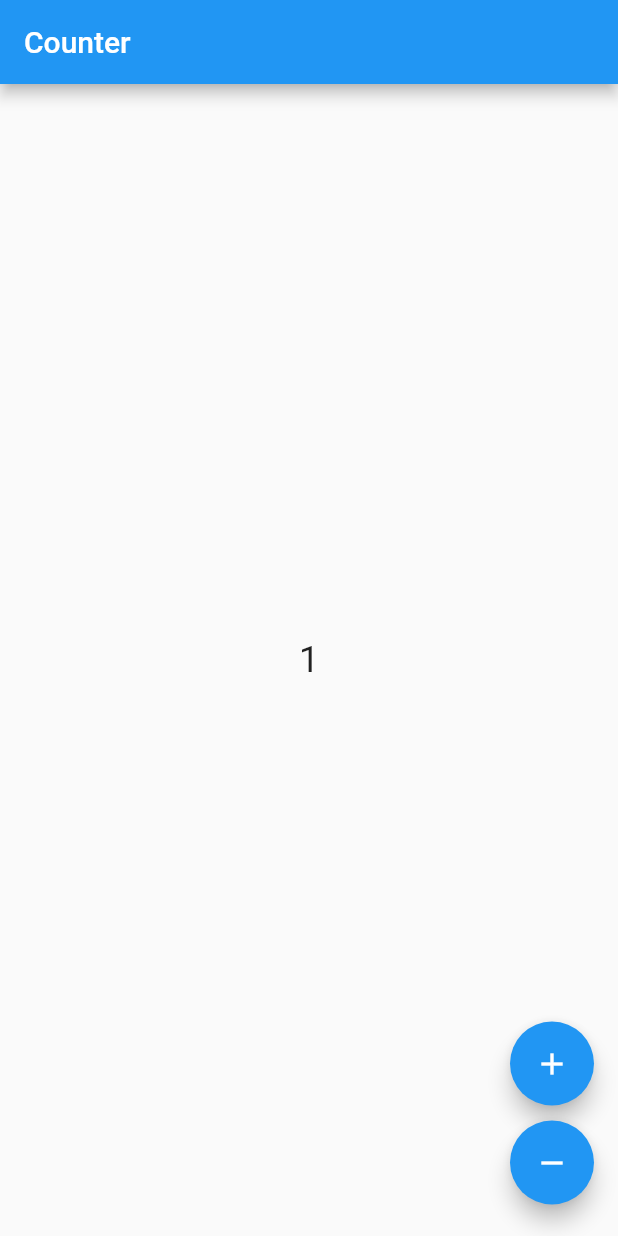
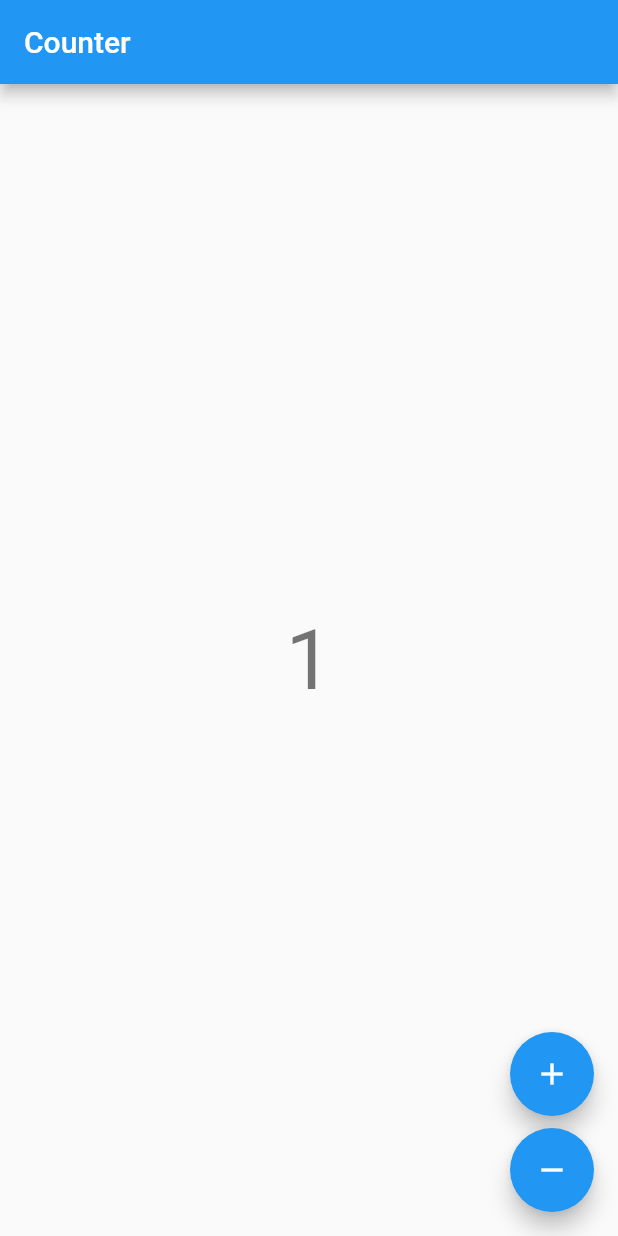
Before and after one commit to EngrTAHAR-Noureddine/Flutter_StateMangament, a Flutter app: the screen it shows after launch, after a tap on the "add" icon, on a phone screen of 412 x 824 dp. Run offline on Flutter 3.47's test engine with Material 2 defaults, Android fonts, the phone set to English and light mode, and no system bars; our stand-ins replace bloc, dio, flutter_bloc, flutter_redux, flutter_riverpod, redux.

Commit message:
add counter cubit example

```diff
--- /dev/null
+++ b/my_flutter_block/lib/Examples/ex_counter/app.dart
@@ -0,0 +1,11 @@
+import 'package:flutter/material.dart';
+
+import 'counter/view/counter_page.dart';
+
+/// {@template counter_app}
+/// A [MaterialApp] which sets the `home` to [CounterPage].
+/// {@endtemplate}
+class CounterApp extends MaterialApp {
+  /// {@macro counter_app}
+  const CounterApp({super.key}) : super(home: const CounterPage());
+}
--- /dev/null
+++ b/my_flutter_block/lib/Examples/ex_counter/counter/counter.dart
@@ -0,0 +1 @@
+export 'cubit/counter_cubit.dart';
--- /dev/null
+++ b/my_flutter_block/lib/Examples/ex_counter/counter/cubit/counter_cubit.dart
@@ -0,0 +1,15 @@
+import 'package:bloc/bloc.dart';
+
+/// {@template counter_cubit}
+/// A [Cubit] which manages an [int] as its state.
+/// {@endtemplate}
+class CounterCubit extends Cubit<int> {
+  /// {@macro counter_cubit}
+  CounterCubit() : super(0);
+
+  /// Add 1 to the current state.
+  void increment() => emit(state + 1);
+
+  /// Subtract 1 from the current state.
+  void decrement() => emit(state - 1);
+}
--- /dev/null
+++ b/my_flutter_block/lib/Examples/ex_counter/counter/view/counter_page.dart
@@ -0,0 +1,22 @@
+import 'package:flutter/material.dart';
+import 'package:flutter_bloc/flutter_bloc.dart';
+
+import '../cubit/counter_cubit.dart';
+import 'counter_view.dart';
+
+/// {@template counter_page}
+/// A [StatelessWidget] which is responsible for providing a
+/// [CounterCubit] instance to the [CounterView].
+/// {@endtemplate}
+class CounterPage extends StatelessWidget {
+  /// {@macro counter_page}
+  const CounterPage({super.key});
+
+  @override
+  Widget build(BuildContext context) {
+    return BlocProvider(
+      create: (_) => CounterCubit(),
+      child: const CounterView(),
+    );
+  }
+}
--- /dev/null
+++ b/my_flutter_block/lib/Examples/ex_counter/counter/view/counter_view.dart
@@ -0,0 +1,45 @@
+import 'package:flutter/material.dart';
+import 'package:flutter_bloc/flutter_bloc.dart';
+
+import '../cubit/counter_cubit.dart';
+
+/// {@template counter_view}
+/// A [StatelessWidget] which reacts to the provided
+/// [CounterCubit] state and notifies it in response to user input.
+/// {@endtemplate}
+class CounterView extends StatelessWidget {
+  /// {@macro counter_view}
+  const CounterView({super.key});
+
+  @override
+  Widget build(BuildContext context) {
+    final textTheme = Theme.of(context).textTheme;
+    return Scaffold(
+      appBar: AppBar(title: const Text('Counter')),
+      body: Center(
+        child: BlocBuilder<CounterCubit, int>(
+          builder: (context, state) {
+            return Text('$state', style: textTheme.headline2);
+          },
+        ),
+      ),
+      floatingActionButton: Column(
+        mainAxisAlignment: MainAxisAlignment.end,
+        crossAxisAlignment: CrossAxisAlignment.end,
+        children: <Widget>[
+          FloatingActionButton(
+            key: const Key('counterView_increment_floatingActionButton'),
+            child: const Icon(Icons.add),
+            onPressed: () => context.read<CounterCubit>().increment(),
+          ),
+          const SizedBox(height: 8),
+          FloatingActionButton(
+            key: const Key('counterView_decrement_floatingActionButton'),
+            child: const Icon(Icons.remove),
+            onPressed: () => context.read<CounterCubit>().decrement(),
+          ),
+        ],
+      ),
+    );
+  }
+}
--- /dev/null
+++ b/my_flutter_block/lib/Examples/ex_counter/counter_observer.dart
@@ -0,0 +1,14 @@
+import 'package:bloc/bloc.dart';
+
+/// {@template counter_observer}
+/// [BlocObserver] for the counter application which
+/// observes all state changes.
+/// {@endtemplate}
+class CounterObserver extends BlocObserver {
+  @override
+  void onChange(BlocBase<dynamic> bloc, Change<dynamic> change) {
+    super.onChange(bloc, change);
+    // ignore: avoid_print
+    print('${bloc.runtimeType} $change');
+  }
+}
--- a/my_flutter_block/lib/counter_bloc/counter_page.dart
+++ b/my_flutter_block/lib/counter_bloc/counter_page.dart
@@ -8,6 +8,7 @@
   Widget build(BuildContext context) {
     return Scaffold(
       appBar: AppBar(title: const Text('Counter')),
+
       body: BlocBuilder<CounterBloc, int>(
         builder: (context, count) {
           return Center(
@@ -18,6 +19,7 @@
           );
         },
       ),
+
       floatingActionButton: Column(
         crossAxisAlignment: CrossAxisAlignment.end,
         mainAxisAlignment: MainAxisAlignment.end,
@@ -25,7 +27,7 @@
           Padding(
             padding: const EdgeInsets.symmetric(vertical: 5.0),
             child: FloatingActionButton(
-              child: Icon(Icons.add),
+              child: const Icon(Icons.add),
               onPressed: () => context.read<CounterBloc>().add(CounterIncrementPressed()),
             ),
           ),
--- a/my_flutter_block/lib/main.dart
+++ b/my_flutter_block/lib/main.dart
@@ -1,12 +1,20 @@
 import 'package:flutter/material.dart';
 import 'package:flutter_bloc/flutter_bloc.dart';
 
+import 'Examples/ex_counter/app.dart';
+import 'Examples/ex_counter/counter_observer.dart';
 import 'counter_bloc/counter_bloc.dart';
 import 'counter_bloc/counter_page.dart';
 import 'example/ui/MovieHome.dart';
 
 void main() {
-  runApp(const MyApp());
+  BlocOverrides.runZoned(
+        () => runApp(const CounterApp()),
+    blocObserver: CounterObserver(),
+  );
+
+//  runApp(const MyApp());
+
 }
 
 class MyApp extends StatelessWidget {
```
Also changed, not shown: 1 other file.
